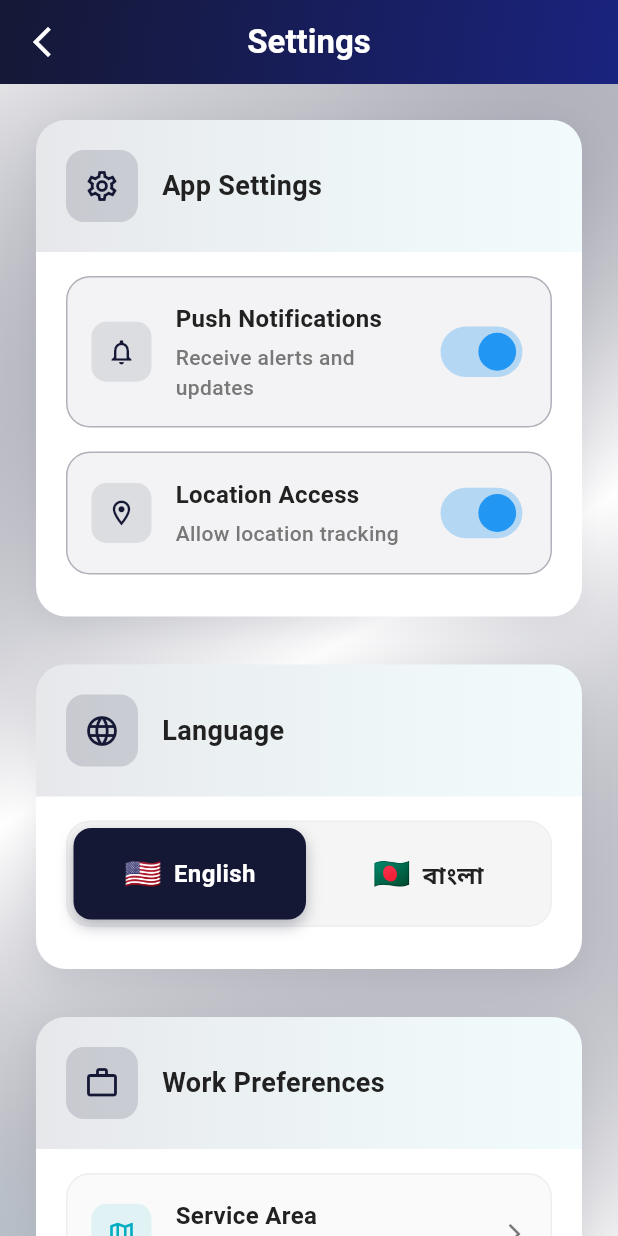
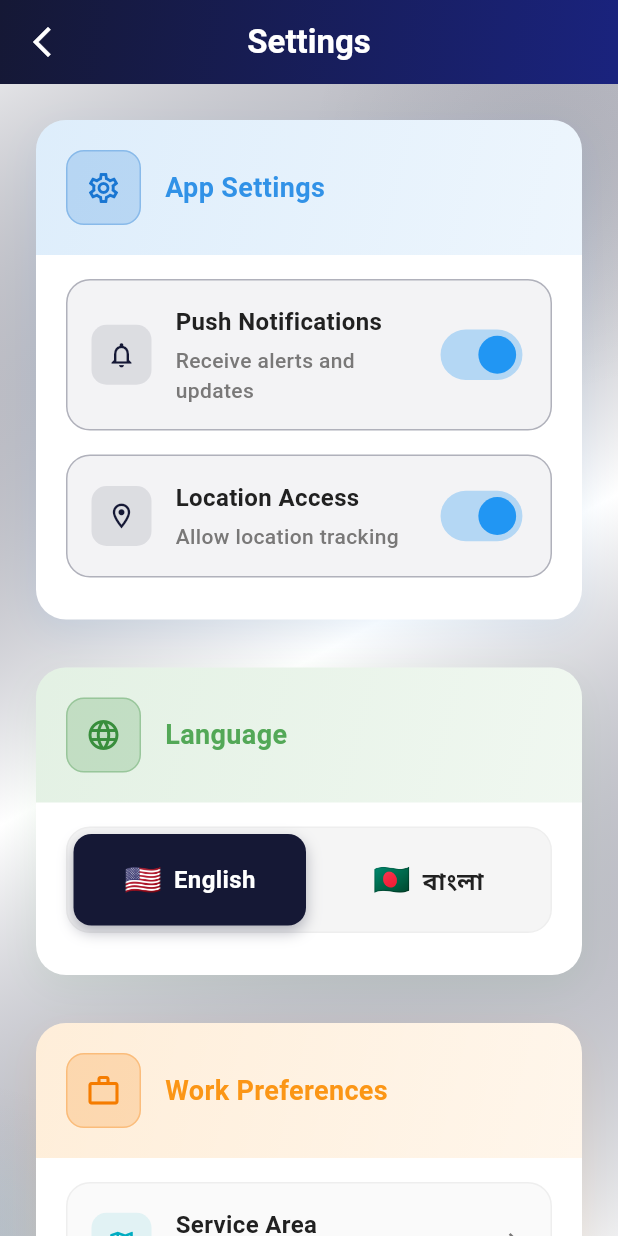
Before and after one commit to Abrar10592/MechaFind, a Flutter app: the MechanicSettings screen opened directly, on a phone screen of 412 x 824 dp. Run offline on Flutter 3.47's test engine with Material 3 defaults, Android fonts, the phone set to English and light mode, and no system bars; our stand-ins replace animated_text_kit, app_links, cached_network_image, easy_localization, flutter_map, flutter_rating_bar and 9 more; missing offline and left inert: flutter_polyline_points; accounts and stored records are empty; Roboto replaces fonts that are missing (Poppins); statements that could not run were skipped.

Commit message:
Gradient Headers Applied In Settings Section

```diff
--- a/lib/mechanic/mechanic_settings.dart
+++ b/lib/mechanic/mechanic_settings.dart
@@ -1192,6 +1192,8 @@ class _MechanicSettingsState extends State<MechanicSettings> with TickerProvider
                     _buildModernSectionCard(
                       title: isEnglish ? 'App Settings' : 'অ্যাপ সেটিংস',
                       icon: Icons.settings_outlined,
+                      headerColor: Colors.blue.shade600,
+                      iconBackgroundColor: Colors.blue.shade700,
                       children: [
                         _buildModernToggleItem(
                           title: isEnglish ? 'Push Notifications' : 'পুশ নোটিফিকেশন',
@@ -1234,6 +1236,8 @@ class _MechanicSettingsState extends State<MechanicSettings> with TickerProvider
                     _buildModernSectionCard(
                       title: isEnglish ? 'Language' : 'ভাষা',
                       icon: Icons.language_outlined,
+                      headerColor: Colors.green.shade600,
+                      iconBackgroundColor: Colors.green.shade700,
                       children: [
                         _buildModernLanguageSelector(isEnglish),
                       ],
@@ -1245,6 +1249,8 @@ class _MechanicSettingsState extends State<MechanicSettings> with TickerProvider
                     _buildModernSectionCard(
                       title: isEnglish ? 'Work Preferences' : 'কাজের পছন্দ',
                       icon: Icons.work_outline,
+                      headerColor: Colors.orange.shade600,
+                      iconBackgroundColor: Colors.orange.shade700,
                       children: [
                         _buildModernClickableItem(
                           title: isEnglish ? 'Service Area' : 'সেবা এলাকা',
@@ -1271,6 +1277,8 @@ class _MechanicSettingsState extends State<MechanicSettings> with TickerProvider
                     _buildModernSectionCard(
                       title: isEnglish ? 'Support' : 'সহায়তা',
                       icon: Icons.help_outline,
+                      headerColor: Colors.purple.shade600,
+                      iconBackgroundColor: Colors.purple.shade700,
                       children: [
                         _buildModernClickableItem(
                           title: isEnglish ? 'Help & Support' : 'সাহায্য ও সহায়তা',
@@ -1484,7 +1492,13 @@ class _MechanicSettingsState extends State<MechanicSettings> with TickerProvider
     required String title,
     required IconData icon,
     required List<Widget> children,
+    Color? headerColor,
+    Color? iconBackgroundColor,
   }) {
+    // Default colors if not provided
+    final effectiveHeaderColor = headerColor ?? AppColors.primary;
+    final effectiveIconBgColor = iconBackgroundColor ?? AppColors.primary;
+
     return Container(
       margin: const EdgeInsets.only(bottom: 8),
       decoration: BoxDecoration(
@@ -1492,7 +1506,7 @@ class _MechanicSettingsState extends State<MechanicSettings> with TickerProvider
         borderRadius: BorderRadius.circular(20),
         boxShadow: [
           BoxShadow(
-            color: AppColors.primary.withOpacity(0.08),
+            color: effectiveHeaderColor.withOpacity(0.08),
             blurRadius: 20,
             offset: const Offset(0, 8),
           ),
@@ -1506,9 +1520,11 @@ class _MechanicSettingsState extends State<MechanicSettings> with TickerProvider
             decoration: BoxDecoration(
               gradient: LinearGradient(
                 colors: [
-                  AppColors.primary.withOpacity(0.1),
-                  AppColors.tealPrimary.withOpacity(0.05),
+                  effectiveHeaderColor.withOpacity(0.15),
+                  effectiveHeaderColor.withOpacity(0.08),
                 ],
+                begin: Alignment.topLeft,
+                end: Alignment.bottomRight,
               ),
               borderRadius: const BorderRadius.only(
                 topLeft: Radius.circular(20),
@@ -1520,12 +1536,16 @@ class _MechanicSettingsState extends State<MechanicSettings> with TickerProvider
                 Container(
                   padding: const EdgeInsets.all(12),
                   decoration: BoxDecoration(
-                    color: AppColors.primary.withOpacity(0.15),
+                    color: effectiveIconBgColor.withOpacity(0.2),
                     borderRadius: BorderRadius.circular(12),
+                    border: Border.all(
+                      color: effectiveIconBgColor.withOpacity(0.3),
+                      width: 1,
+                    ),
                   ),
                   child: Icon(
                     icon,
-                    color: AppColors.primary,
+                    color: effectiveIconBgColor,
                     size: 24,
                   ),
                 ),
@@ -1533,7 +1553,7 @@ class _MechanicSettingsState extends State<MechanicSettings> with TickerProvider
                 Text(
                   title,
                   style: AppTextStyles.heading.copyWith(
-                    color: AppColors.textPrimary,
+                    color: effectiveHeaderColor.withOpacity(0.9),
                     fontFamily: AppFonts.primaryFont,
                     fontWeight: FontWeight.w600,
                     fontSize: 18,
```
